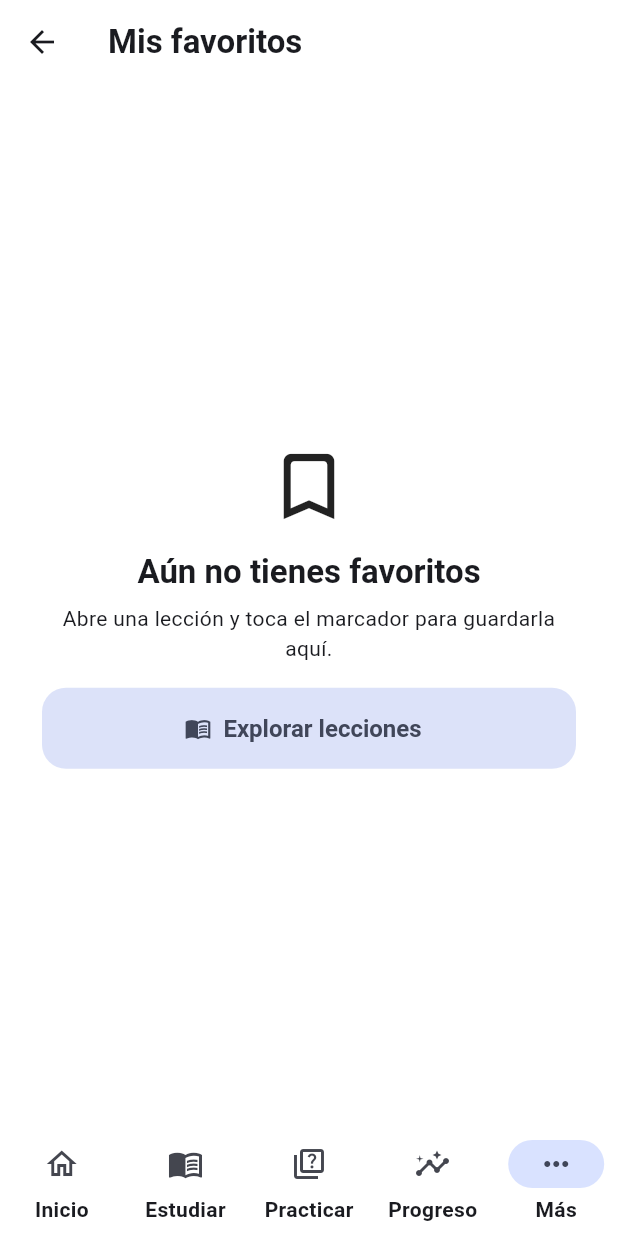
After one commit to Pavel2020123/saber_plus, a Flutter app: the FavoritesPage screen opened by its route, on a phone screen of 412 x 824 dp. The commit adds this screen. Run offline on Flutter 3.47's test engine with Material 3 defaults, Android fonts, the light colour scheme and no system bars; our stand-ins replace dio, drift, drift_flutter, flutter_local_notifications, flutter_markdown_plus, flutter_riverpod and 6 more; accounts and stored records are empty; generated files the repository leaves out were written again; network calls fail.

Commit message:
feat: agregar favoritos de lecciones

```diff
--- a/lib/app/router.dart
+++ b/lib/app/router.dart
@@ -20,6 +20,7 @@ import '../features/dashboard/presentation/more_page.dart';
 import '../features/dashboard/presentation/student_dashboard_page.dart';
 import '../features/dashboard/presentation/teacher_dashboard_page.dart';
 import '../features/gamification/presentation/gamification_page.dart';
+import '../features/favorites/presentation/favorites_page.dart';
 import '../features/library/presentation/reference_library_page.dart';
 import '../features/practice/domain/practice_models.dart';
 import '../features/practice/presentation/practice_history_page.dart';
@@ -285,6 +286,10 @@ final appRouterProvider = Provider<GoRouter>((ref) {
                     const NoTransitionPage(child: MorePage()),
                 routes: [
                   GoRoute(
+                    path: 'favorites',
+                    builder: (context, state) => const FavoritesPage(),
+                  ),
+                  GoRoute(
                     path: 'gamification',
                     builder: (context, state) => const GamificationPage(),
                   ),
--- a/lib/features/dashboard/presentation/more_page.dart
+++ b/lib/features/dashboard/presentation/more_page.dart
@@ -21,6 +21,13 @@ class MorePage extends ConsumerWidget {
           const _MenuTile(
             icon: Icons.person_outline_rounded,
             title: 'Mi perfil',
+          ),
+          _MenuTile(
+            key: const Key('open-favorites'),
+            icon: Icons.bookmarks_outlined,
+            title: 'Mis favoritos',
+            subtitle: 'Lecciones guardadas en este dispositivo',
+            onTap: () => context.push('/student/more/favorites'),
           ),
           _MenuTile(
             key: const Key('open-gamification'),
--- /dev/null
+++ b/lib/features/favorites/domain/favorite_models.dart
@@ -0,0 +1,52 @@
+import '../../academic/domain/academic_models.dart';
+
+enum FavoriteKind {
+  lesson('STUDY_SUBTOPIC');
+
+  const FavoriteKind(this.storageValue);
+
+  final String storageValue;
+
+  static FavoriteKind fromStorage(String value) =>
+      FavoriteKind.values.firstWhere((kind) => kind.storageValue == value);
+}
+
+class FavoriteIdentity {
+  const FavoriteIdentity({required this.kind, required this.itemId});
+
+  final FavoriteKind kind;
+  final String itemId;
+
+  @override
+  bool operator ==(Object other) =>
+      other is FavoriteIdentity && other.kind == kind && other.itemId == itemId;
+
+  @override
+  int get hashCode => Object.hash(kind, itemId);
+}
+
+class AcademicFavorite {
+  const AcademicFavorite({
+    required this.userId,
+    required this.kind,
+    required this.itemId,
+    required this.area,
+    required this.parentId,
+    required this.title,
+    required this.parentTitle,
+    required this.savedAt,
+  });
+
+  final String userId;
+  final FavoriteKind kind;
+  final String itemId;
+  final AcademicArea area;
+  final String parentId;
+  final String title;
+  final String parentTitle;
+  final DateTime savedAt;
+
+  FavoriteIdentity get identity => FavoriteIdentity(kind: kind, itemId: itemId);
+
+  String get route => '/student/study/${area.slug}/$parentId/$itemId';
+}
--- /dev/null
+++ b/lib/features/favorites/presentation/favorite_providers.dart
@@ -0,0 +1,24 @@
+import 'package:flutter_riverpod/flutter_riverpod.dart';
+
+import '../../auth/presentation/session_controller.dart';
+import '../data/drift_favorite_repository.dart';
+import '../domain/favorite_models.dart';
+
+final favoritesProvider = StreamProvider<List<AcademicFavorite>>((ref) {
+  final userId = ref.watch(
+    sessionControllerProvider.select((session) => session.user?.id),
+  );
+  if (userId == null) return Stream.value(const []);
+  return ref.watch(favoriteRepositoryProvider).watchAll(userId);
+});
+
+final favoriteStatusProvider = StreamProvider.autoDispose
+    .family<bool, FavoriteIdentity>((ref, identity) {
+      final userId = ref.watch(
+        sessionControllerProvider.select((session) => session.user?.id),
+      );
+      if (userId == null) return Stream.value(false);
+      return ref
+          .watch(favoriteRepositoryProvider)
+          .watchContains(userId, identity);
+    });
--- /dev/null
+++ b/lib/features/favorites/presentation/favorites_page.dart
@@ -0,0 +1,153 @@
+import 'package:flutter/material.dart';
+import 'package:flutter_riverpod/flutter_riverpod.dart';
+import 'package:go_router/go_router.dart';
+
+import '../data/drift_favorite_repository.dart';
+import '../domain/favorite_models.dart';
+import 'favorite_providers.dart';
+
+class FavoritesPage extends ConsumerWidget {
+  const FavoritesPage({super.key});
+
+  @override
+  Widget build(BuildContext context, WidgetRef ref) {
+    final favorites = ref.watch(favoritesProvider);
+    return Scaffold(
+      appBar: AppBar(title: const Text('Mis favoritos')),
+      body: favorites.when(
+        loading: () => const Center(child: CircularProgressIndicator()),
+        error: (_, _) =>
+            _FavoritesError(onRetry: () => ref.invalidate(favoritesProvider)),
+        data: (items) => items.isEmpty
+            ? const _EmptyFavorites()
+            : ListView.separated(
+                key: const Key('favorites-list'),
+                padding: const EdgeInsets.fromLTRB(16, 10, 16, 32),
+                itemCount: items.length + 1,
+                separatorBuilder: (_, _) => const SizedBox(height: 8),
+                itemBuilder: (context, index) {
+                  if (index == 0) {
+                    return Padding(
+                      padding: const EdgeInsets.fromLTRB(4, 2, 4, 10),
+                      child: Text(
+                        'Tus favoritos se guardan en este dispositivo para encontrarlos rápidamente.',
+                        style: TextStyle(
+                          color: Theme.of(context).colorScheme.onSurfaceVariant,
+                        ),
+                      ),
+                    );
+                  }
+                  final favorite = items[index - 1];
+                  return _FavoriteTile(
+                    favorite: favorite,
+                    onOpen: () => context.push(favorite.route),
+                    onRemove: () => _remove(context, ref, favorite),
+                  );
+                },
+              ),
+      ),
+    );
+  }
+
+  Future<void> _remove(
+    BuildContext context,
+    WidgetRef ref,
+    AcademicFavorite favorite,
+  ) async {
+    try {
+      await ref
+          .read(favoriteRepositoryProvider)
+          .remove(favorite.userId, favorite.identity);
+      if (!context.mounted) return;
+      ScaffoldMessenger.of(context).showSnackBar(
+        SnackBar(content: Text('${favorite.title} se eliminó de favoritos.')),
+      );
+    } on Object {
+      if (!context.mounted) return;
+      ScaffoldMessenger.of(context).showSnackBar(
+        const SnackBar(content: Text('No pudimos actualizar tus favoritos.')),
+      );
+    }
+  }
+}
+
+class _FavoriteTile extends StatelessWidget {
+  const _FavoriteTile({
+    required this.favorite,
+    required this.onOpen,
+    required this.onRemove,
+  });
+
+  final AcademicFavorite favorite;
+  final VoidCallback onOpen;
+  final VoidCallback onRemove;
+
+  @override
+  Widget build(BuildContext context) => Card(
+    key: Key('favorite-${favorite.itemId}'),
+    clipBehavior: Clip.antiAlias,
+    child: ListTile(
+      onTap: onOpen,
+      leading: const CircleAvatar(child: Icon(Icons.menu_book_rounded)),
+      title: Text(favorite.title),
+      subtitle: Text('${favorite.area.label} · ${favorite.parentTitle}'),
+      trailing: IconButton(
+        key: Key('remove-favorite-${favorite.itemId}'),
+        tooltip: 'Eliminar de favoritos',
+        onPressed: onRemove,
+        icon: const Icon(Icons.bookmark_remove_outlined),
+      ),
+    ),
+  );
+}
+
+class _EmptyFavorites extends StatelessWidget {
+  const _EmptyFavorites();
+
+  @override
+  Widget build(BuildContext context) => Center(
+    child: Padding(
+      padding: const EdgeInsets.all(28),
+      child: Column(
+        mainAxisSize: MainAxisSize.min,
+        children: [
+          const Icon(Icons.bookmark_border_rounded, size: 58),
+          const SizedBox(height: 14),
+          Text(
+            'Aún no tienes favoritos',
+            style: Theme.of(context).textTheme.titleLarge,
+          ),
+          const SizedBox(height: 7),
+          const Text(
+            'Abre una lección y toca el marcador para guardarla aquí.',
+            textAlign: TextAlign.center,
+          ),
+          const SizedBox(height: 16),
+          FilledButton.tonalIcon(
+            onPressed: () => context.go('/student/study'),
+            icon: const Icon(Icons.menu_book_outlined),
+            label: const Text('Explorar lecciones'),
+          ),
+        ],
+      ),
+    ),
+  );
+}
+
+class _FavoritesError extends StatelessWidget {
+  const _FavoritesError({required this.onRetry});
+
+  final VoidCallback onRetry;
+
+  @override
+  Widget build(BuildContext context) => Center(
+    child: Column(
+      mainAxisSize: MainAxisSize.min,
+      children: [
+        const Text('No pudimos cargar tus favoritos.'),
+        const SizedBox(height: 12),
+        FilledButton.tonal(onPressed: onRetry, child: const Text('Reintentar')),
+      ],
+    ),
+  );
+}
```
Also changed, not shown: lib/core/database/app_database.dart (+65 -2 lines), lib/features/favorites/data/drift_favorite_repository.dart (added, +70 -0 lines), lib/features/favorites/domain/favorite_repository.dart (added, +11 -0 lines), lib/features/study/presentation/study_lesson_page.dart (+92 -1 lines), lib/core/database/app_database.g.dart, 6 other files.
